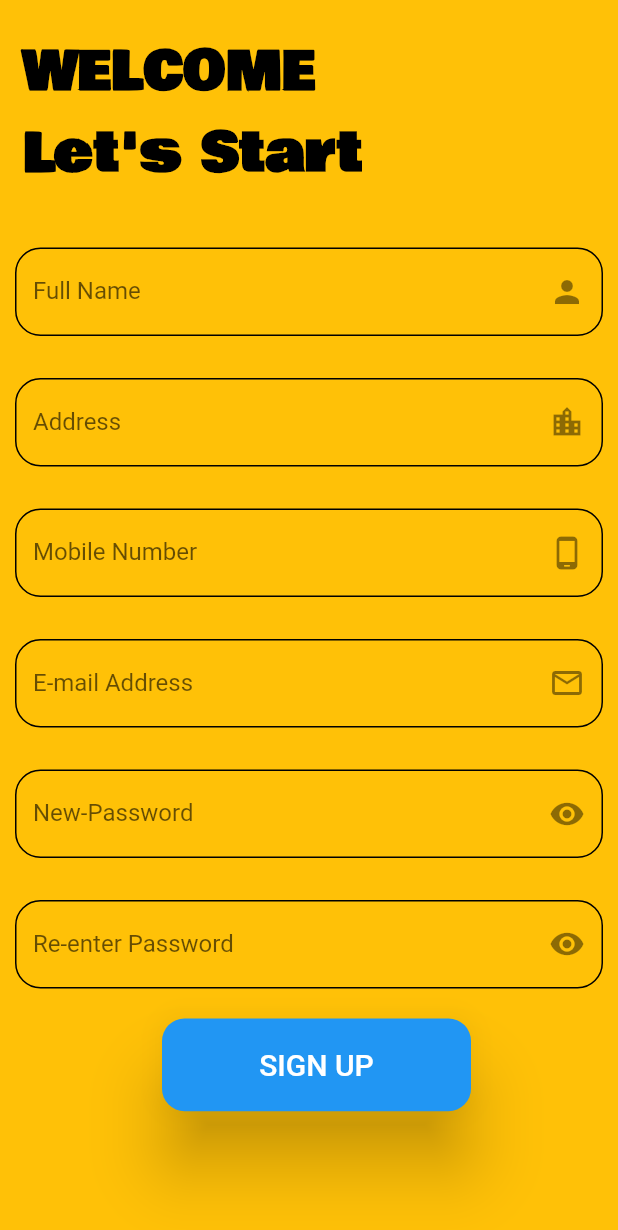
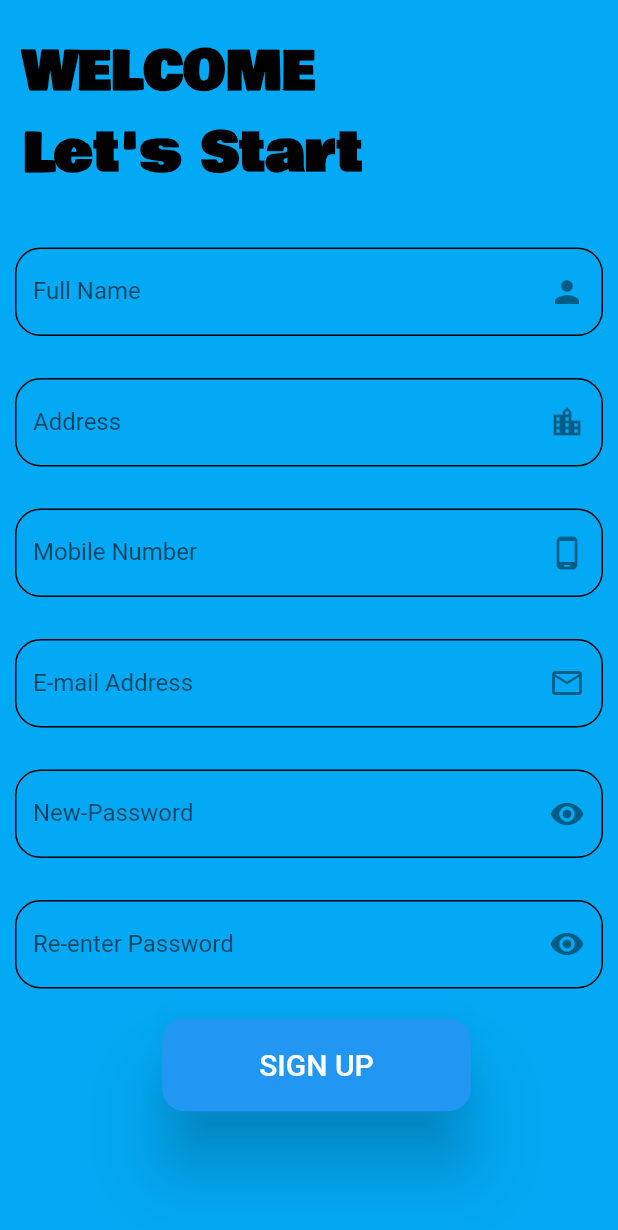
Before and after one commit to riiteeshh/Rental_App, a Flutter app: the SignUp screen opened directly, on a phone screen of 412 x 824 dp. Shown: the top 1230 px of the screen. Run offline on Flutter 3.47's test engine with Material 2 defaults, Android fonts, the phone set to English and light mode, and no system bars; Roboto replaces fonts that are missing (DelaGothic).

Commit message:
rental_app

```diff
--- a/lib/new_vehicle.dart
+++ b/lib/new_vehicle.dart
@@ -329,9 +329,7 @@ class _NewVehicleState extends State<NewVehicle> {
   }
 
   void addvehicle() {
-    // addEntries(modelname.text, price.text, type.text, mobilenumber.text,
-    //     seat.text, vehiclenumber.text, location.text);
-    Navigator.pushNamed(context, '/homepage', arguments: {
+    Navigator.pushReplacementNamed(context, '/homepage', arguments: {
       'modelname': modelname.text,
       'price': price.text,
       'type': type.text,
--- a/lib/signup_screen.dart
+++ b/lib/signup_screen.dart
@@ -18,7 +18,7 @@ class _SignUpState extends State<SignUp> {
   Widget build(BuildContext context) {
     return Scaffold(
       resizeToAvoidBottomInset: false,
-      backgroundColor: Colors.amber,
+      backgroundColor: Colors.lightBlue,
       body: SafeArea(
         child: Column(
           children: <Widget>[
```
